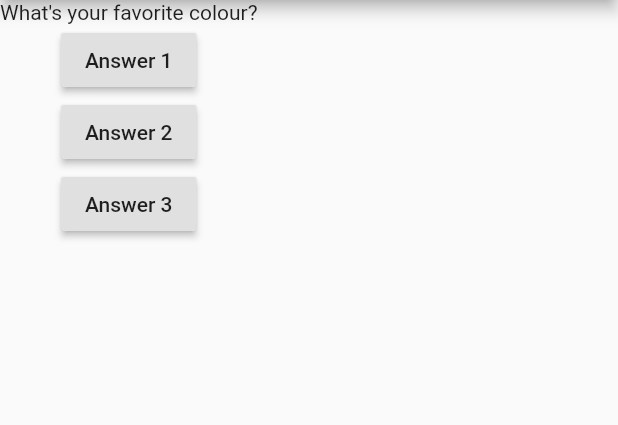
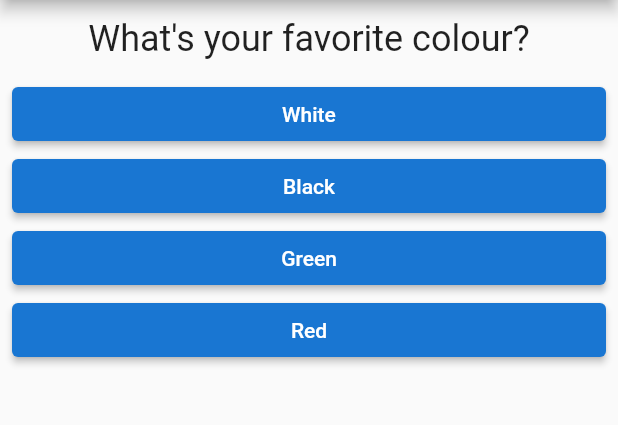
Before and after one commit to ugurdal/flutter_complete_guid, a Flutter app: the screen it shows after launch, on a phone screen of 412 x 824 dp, the part 84-509 px from its top. Run offline on Flutter 3.47's test engine with Material 2 defaults, Android fonts, the phone set to English and light mode, and no system bars.

```diff
--- /dev/null
+++ b/lib/answer.dart
@@ -0,0 +1,24 @@
+import 'package:flutter/material.dart';
+
+class Answer extends StatelessWidget {
+  final VoidCallback selectHandler;
+  final String answerText;
+  const Answer(this.selectHandler, this.answerText, {Key? key})
+      : super(key: key);
+
+  @override
+  Widget build(BuildContext context) {
+    return Container(
+      width: double.infinity,
+      margin: const EdgeInsets.only(left: 8, right: 8),
+      child: ElevatedButton(
+        style: ButtonStyle(
+          backgroundColor: MaterialStateProperty.all(Colors.blue[700]),
+          foregroundColor: MaterialStateProperty.all(Colors.white),
+        ),
+        child: Text(answerText),
+        onPressed: selectHandler,
+      ),
+    );
+  }
+}
--- a/lib/main.dart
+++ b/lib/main.dart
@@ -1,44 +1,60 @@
+//packages
 import 'package:flutter/material.dart';
+//library files
+import './quiz.dart';
+import './result.dart';
 
 // void main() {
 //   runApp(const MyApp());
 // }
 
-void main() => runApp(MyApp());
+void main() => runApp(const MyApp());
 
 //class MyApp extends StatelessWidget {
 class MyApp extends StatefulWidget {
-  MyApp({Key? key}) : super(key: key);
+  const MyApp({Key? key}) : super(key: key);
 
   @override
   State<StatefulWidget> createState() {
-    return MyAppState();
+    return _MyAppState();
   }
 }
 
-class MyAppState extends State<MyApp> {
-  var questionIndex = 0;
-  void answerQuestion() {
+class _MyAppState extends State<MyApp> {
+  //Map
+  final _questions = const [
+    {
+      "questionText": "What's your favorite colour?",
+      "answers": ["White", "Black", "Green", "Red"]
+    },
+    {
+      "questionText": "What's your favorite animal?",
+      "answers": ["Dog", "Cat", "Bird", "Fish"]
+    },
+    {
+      "questionText": "What's your favorite vehicle?",
+      "answers": ["Car", "Bike", "Motorcycle", "Plane", "Boat"]
+    }
+  ];
+  var _questionIndex = 0;
+  void _answerQuestion() {
+    if (_questionIndex < _questions.length) {
       setState(() {
-      questionIndex++;
+        _questionIndex++;
       });
-    print(questionIndex.toString());
+    }
+
+    print(_questionIndex.toString());
     print('Answer chosen!');
   }
 
   @override
   Widget build(BuildContext context) {
-    var questions = [
-      "What's your favorite colour?",
-      "What's your favorite animal?",
-      "What's your favorite vehicle?"
-    ];
-
     return MaterialApp(
       title: 'Flutter Complete Guide',
       home: Scaffold(
         appBar: AppBar(
-              title: Text('My First App'),
+          title: const Text('My First App'),
         ),
         // body: Column(children: const <Widget>[
         //   Text('Deliver features faster'),
@@ -49,25 +65,14 @@ class MyAppState extends State<MyApp> {
         //     child: FlutterLogo(),
         //   ))
         // ]),
-            body: Column(
-              children: <Widget>[
-                Text(questions[questionIndex]),
-                //Text(questions.elementAt(0)),
-                RaisedButton(
-                  child: const Text('Answer 1'),
-                  onPressed: answerQuestion,
+        body: _questionIndex < _questions.length
+            ? Quiz(
+                questions: _questions,
+                questionIndex: _questionIndex,
+                selectHandler: _answerQuestion,
+              )
+            : const Result(),
       ),
-                RaisedButton(
-                  child: Text('Answer 2'),
-                  onPressed: answerQuestion,
-                ),
-                RaisedButton(
-                    child: Text('Answer 3'),
-                    onPressed: () {
-                      // ...
-                      print('answer 3 chosen!');
-                    }),
-              ],
-            )));
+    );
   }
 }
--- /dev/null
+++ b/lib/question.dart
@@ -0,0 +1,22 @@
+import 'package:flutter/material.dart';
+
+class Question extends StatelessWidget {
+  final String questionText;
+
+  const Question(this.questionText, {Key? key}) : super(key: key);
+  //Question({Key? key}) : super(key: key);
+
+  @override
+  Widget build(BuildContext context) {
+    return Container(
+      width: double.infinity,
+      margin: const EdgeInsets.all(12),
+      //margin: const EdgeInsets.only(left: 12, right: 12, top: 20, bottom: 20),
+      child: Text(
+        questionText,
+        style: const TextStyle(fontSize: 24),
+        textAlign: TextAlign.center,
+      ),
+    );
+  }
+}
--- /dev/null
+++ b/lib/quiz.dart
@@ -0,0 +1,32 @@
+import 'package:flutter/material.dart';
+import './answer.dart';
+import './question.dart';
+
+class Quiz extends StatelessWidget {
+  final VoidCallback selectHandler;
+  final int questionIndex;
+  final List<Map<String, Object>> questions;
+
+  const Quiz({
+    required this.questions,
+    required this.questionIndex,
+    required this.selectHandler,
+    Key? key,
+  }) : super(key: key);
+
+  @override
+  Widget build(BuildContext context) {
+    return Column(
+      children: <Widget>[
+        Question(
+          questions[questionIndex]['questionText'] as String,
+        ),
+        //Text(questions.elementAt(0)),
+        //Answer(_answerQuestion),
+        ...(questions[questionIndex]["answers"] as List<String>).map((answer) {
+          return Answer(selectHandler, answer);
+        }).toList(),
+      ],
+    );
+  }
+}
--- /dev/null
+++ b/lib/result.dart
@@ -0,0 +1,27 @@
+import 'package:flutter/material.dart';
+
+class Result extends StatelessWidget {
+  const Result({Key? key}) : super(key: key);
+
+  @override
+  Widget build(BuildContext context) {
+    return Center(
+      child: Text(
+        "Completed",
+        style: TextStyle(
+          fontSize: 36,
+          backgroundColor: Colors.blueGrey[200],
+        ),
+      ),
+    );
+    // return Column(children: const <Widget>[
+    //   Text('Deliver features faster'),
+    //   Text('Craft beatiful UIs'),
+    //   Expanded(
+    //       child: FittedBox(
+    //     fit: BoxFit.contain, //otherwise the logo will be tiny,
+    //     child: FlutterLogo(),
+    //   ))
+    // ]);
+  }
+}
```
Also changed, not shown: 1 other file. Lines whose indentation alone changed are shown as unchanged.
